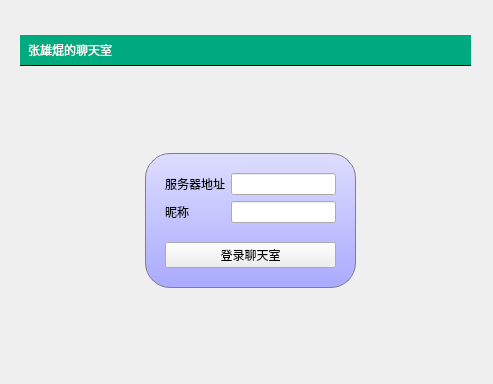
Above: ChatClient/mainwindow.ui from hanzhuk/Lab5 before the change. Below: the same form after it.
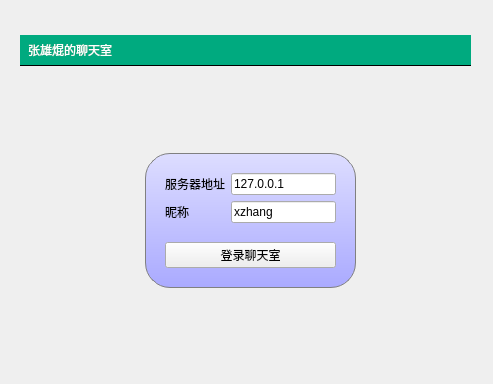
That is the form after the change. The open tabs and pages were chosen to show the change.

```diff
--- a/ChatClient/mainwindow.ui
+++ b/ChatClient/mainwindow.ui
@@ -152,7 +152,11 @@
             </widget>
            </item>
            <item row="0" column="1">
-            <widget class="QLineEdit" name="serverEdit"/>
+            <widget class="QLineEdit" name="serverEdit">
+             <property name="text">
+              <string>127.0.0.1</string>
+             </property>
+            </widget>
            </item>
            <item row="1" column="0">
             <widget class="QLabel" name="label_3">
@@ -162,7 +166,11 @@
             </widget>
            </item>
            <item row="1" column="1">
-            <widget class="QLineEdit" name="usernameEdit"/>
+            <widget class="QLineEdit" name="usernameEdit">
+             <property name="text">
+              <string>xzhang</string>
+             </property>
+            </widget>
            </item>
           </layout>
          </item>
```
Left out of the diff: 2 changed lines with no effect on the pictures.
